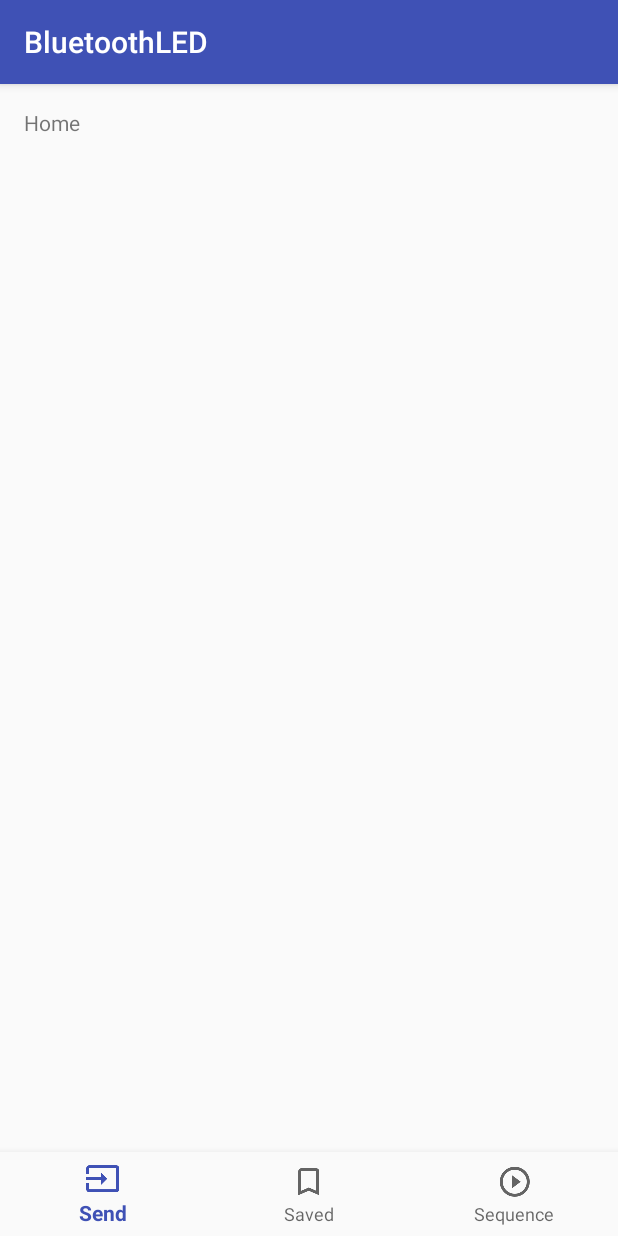
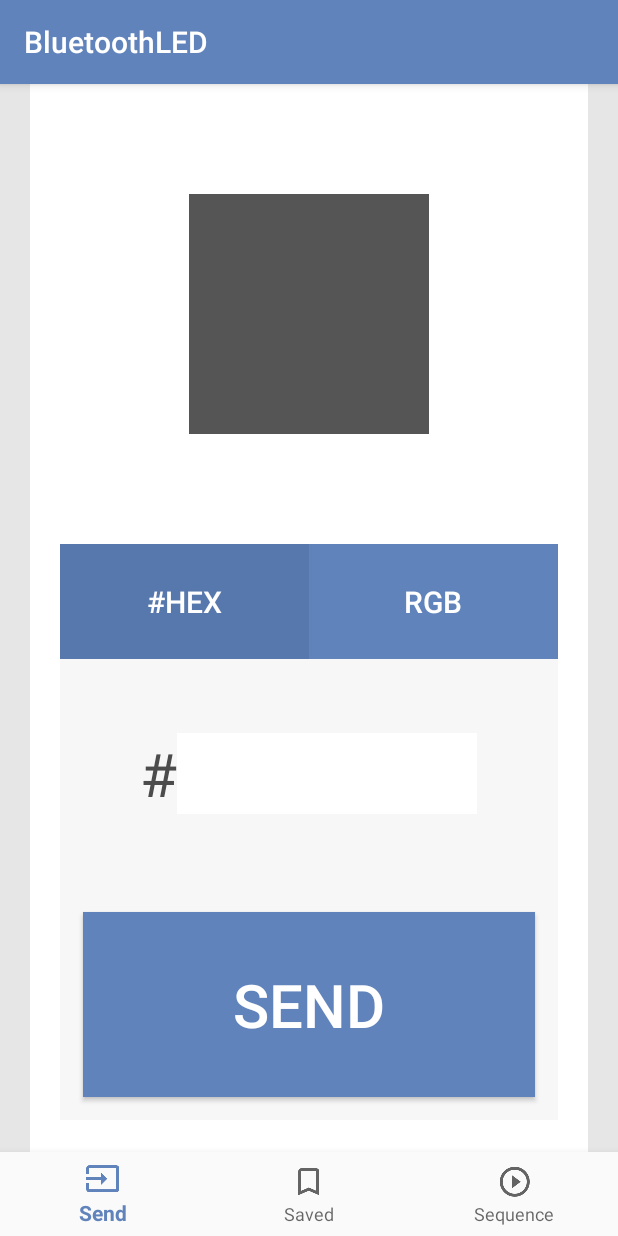
Before and after one commit to Calaxar/BluetoothLED, an Android app: the screen it shows after launch (MainActivity), on a phone screen of 412 x 824 dp. Run offline under Robolectric (Android 15) with nearby library versions, the phone set to English and light mode, and no system bars.

Commit message:
SendFragment class and xml created and implemented in MainActivity.

```diff
--- a/app/src/main/java/com/calaxar/bluetoothled/MainActivity.java
+++ b/app/src/main/java/com/calaxar/bluetoothled/MainActivity.java
@@ -4,29 +4,34 @@ import android.os.Bundle;
 import android.support.annotation.NonNull;
 import android.support.design.widget.BottomNavigationView;
 import android.support.v7.app.AppCompatActivity;
+import android.util.Log;
 import android.view.Menu;
 import android.view.MenuItem;
-import android.widget.TextView;
+
+import android.bluetooth.BluetoothAdapter;
+import android.bluetooth.BluetoothDevice;
+import android.bluetooth.BluetoothSocket;
 
 public class MainActivity extends AppCompatActivity {
 
-    private TextView mTextMessage;
+    private static final String TAG = "MainActivity";
+    static SendFragment sendFragment;
 
     private BottomNavigationView.OnNavigationItemSelectedListener mOnNavigationItemSelectedListener
             = new BottomNavigationView.OnNavigationItemSelectedListener() {
 
         @Override
         public boolean onNavigationItemSelected(@NonNull MenuItem item) {
+                if (findViewById(R.id.fragment) != null) {
                     switch (item.getItemId()) {
                         case R.id.navigation_send:
-                    mTextMessage.setText(R.string.title_send);
+                            getFragmentManager().beginTransaction().replace(R.id.fragment, sendFragment).commit();
                             return true;
                         case R.id.navigation_saved:
-                    mTextMessage.setText(R.string.fill_saved);
                             return true;
                         case R.id.navigation_sequence:
-                    mTextMessage.setText(R.string.fill_sequence);
                             return true;
+                    }
                 }
             return false;
         }
@@ -37,8 +42,16 @@ public class MainActivity extends AppCompatActivity {
         super.onCreate(savedInstanceState);
         setContentView(R.layout.activity_main);
 
-        mTextMessage = (TextView) findViewById(R.id.message);
         BottomNavigationView navigation = (BottomNavigationView) findViewById(R.id.navigation);
         navigation.setOnNavigationItemSelectedListener(mOnNavigationItemSelectedListener);
+
+        if (findViewById(R.id.fragment) != null) {
+            sendFragment = new SendFragment();
+            getFragmentManager().beginTransaction().replace(R.id.fragment, sendFragment).commit();
         }
     }
+
+    public static void sendColor(int r, int g, int b) {
+        Log.d(TAG, "sendColor: " + r + g + b);
+    }
+}
--- /dev/null
+++ b/app/src/main/java/com/calaxar/bluetoothled/SendFragment.java
@@ -0,0 +1,191 @@
+package com.calaxar.bluetoothled;
+
+import android.app.Fragment;
+import android.os.Bundle;
+import android.support.annotation.Nullable;
+import android.text.Editable;
+import android.text.TextWatcher;
+import android.view.LayoutInflater;
+import android.view.View;
+import android.view.ViewGroup;
+import android.widget.Button;
+import android.widget.EditText;
+import android.widget.LinearLayout;
+import android.widget.TextView;
+import android.graphics.Color;
+
+/**
+ * Created by Calum on 23/12/2017.
+ */
+
+public class SendFragment extends Fragment {
+    private static final String TAG = "SendFragment";
+
+    private TextView colorView;
+    private Button hexButton;
+    private Button rgbButton;
+    private Button sendButton;
+    private LinearLayout hexLayout;
+    private LinearLayout rgbLayout;
+    private EditText hexEditText;
+    private EditText redEditText;
+    private EditText greenEditText;
+    private EditText blueEditText;
+    private int red = 0;
+    private int green = 0;
+    private int blue = 0;
+
+    @Nullable
+    @Override
+    public View onCreateView(LayoutInflater inflater, @Nullable ViewGroup container, Bundle savedInstanceState) {
+        //inflate view for fragment
+        View myFragmentView = inflater.inflate(R.layout.fragment_send, container, false);
+        return myFragmentView;
+    }
+
+    @Override
+    public void onStart() {
+        colorView = getView().findViewById(R.id.send_colour_preview);
+        hexButton = getView().findViewById(R.id.hex_button);
+        rgbButton = getView().findViewById(R.id.rgb_button);
+        sendButton = getView().findViewById(R.id.send_button);
+        hexLayout = getView().findViewById(R.id.hex_input_view);
+        rgbLayout = getView().findViewById(R.id.rgb_input_layout);
+        hexEditText = getView().findViewById(R.id.hex_input);
+        redEditText = getView().findViewById(R.id.red_input);
+        greenEditText = getView().findViewById(R.id.green_input);
+        blueEditText = getView().findViewById(R.id.blue_input);
+
+        hexButton.setOnClickListener(new View.OnClickListener() {
+            @Override
+            public void onClick(View view) {
+                rgbButton.setBackgroundColor(getResources().getColor(R.color.colorPrimary));
+                rgbButton.setEnabled(true);
+                rgbLayout.setVisibility(View.INVISIBLE);
+                hexButton.setBackgroundColor(getResources().getColor(R.color.colorPrimaryDark));
+                hexButton.setEnabled(false);
+                hexLayout.setVisibility(View.VISIBLE);
+            }
+        });
+
+        rgbButton.setOnClickListener(new View.OnClickListener() {
+            @Override
+            public void onClick(View view) {
+                hexButton.setBackgroundColor(getResources().getColor(R.color.colorPrimary));
+                hexButton.setEnabled(true);
+                hexLayout.setVisibility(View.INVISIBLE);
+                rgbButton.setBackgroundColor(getResources().getColor(R.color.colorPrimaryDark));
+                rgbButton.setEnabled(false);
+                rgbLayout.setVisibility(View.VISIBLE);
+            }
+        });
+
+        hexEditText.addTextChangedListener(new TextWatcher() {
+            @Override
+            public void beforeTextChanged(CharSequence charSequence, int i, int i1, int i2) {
+
+            }
+
+            @Override
+            public void onTextChanged(CharSequence charSequence, int i, int i1, int i2) {
+                if (charSequence.length() == 6) {
+                    int colours[] = getRGB(charSequence.toString());
+                    red = colours[0];
+                    green = colours[1];
+                    blue = colours[2];
+                    updatePreviewColour(red, green, blue);
+                }
+            }
+
+            @Override
+            public void afterTextChanged(Editable editable) {
+
+            }
+        });
+
+        redEditText.addTextChangedListener(new TextWatcher() {
+            @Override
+            public void beforeTextChanged(CharSequence charSequence, int i, int i1, int i2) {
+
+            }
+
+            @Override
+            public void onTextChanged(CharSequence charSequence, int i, int i1, int i2) {
+                if (charSequence.length() > 0) {
+                    red = Integer.parseInt(charSequence.toString());
+                    if (red > 255) red = 255;
+                    updatePreviewColour(red, green, blue);
+                }
+            }
+
+            @Override
+            public void afterTextChanged(Editable editable) {
+
+            }
+        });
+
+        greenEditText.addTextChangedListener(new TextWatcher() {
+            @Override
+            public void beforeTextChanged(CharSequence charSequence, int i, int i1, int i2) {
+
+            }
+
+            @Override
+            public void onTextChanged(CharSequence charSequence, int i, int i1, int i2) {
+                if (charSequence.length() > 0) {
+                    green = Integer.parseInt(charSequence.toString());
+                    if (green > 255) green = 255;
+                    updatePreviewColour(red, green, blue);
+                }
+            }
+
+            @Override
+            public void afterTextChanged(Editable editable) {
+
+            }
+        });
+
+        blueEditText.addTextChangedListener(new TextWatcher() {
+            @Override
+            public void beforeTextChanged(CharSequence charSequence, int i, int i1, int i2) {
+
+            }
+
+            @Override
+            public void onTextChanged(CharSequence charSequence, int i, int i1, int i2) {
+                if (charSequence.length() > 0) {
+                    blue = Integer.parseInt(charSequence.toString());
+                    if (blue > 255) blue = 255;
+                    updatePreviewColour(red, green, blue);
+                }
+            }
+
+            @Override
+            public void afterTextChanged(Editable editable) {
+
+            }
+        });
+
+        sendButton.setOnClickListener(new View.OnClickListener() {
+            @Override
+            public void onClick(View view) {
+                MainActivity.sendColor(red, green, blue);
+            }
+        });
+
+        super.onStart();
+    }
+
+    private int[] getRGB(final String rgb)
+    {
+        int r = Integer.parseInt(rgb.substring(0, 2), 16); // 16 for hex
+        int g = Integer.parseInt(rgb.substring(2, 4), 16); // 16 for hex
+        int b = Integer.parseInt(rgb.substring(4, 6), 16); // 16 for hex
+        return new int[] {r, g, b};
+    }
+
+    private void updatePreviewColour(int r, int g, int b) {
+        int color = Color.rgb(r, g, b);
+        colorView.setBackgroundColor(color);
+    }
+}
--- a/app/src/main/res/layout/activity_main.xml
+++ b/app/src/main/res/layout/activity_main.xml
@@ -7,16 +7,12 @@
     android:layout_height="match_parent"
     tools:context="com.calaxar.bluetoothled.MainActivity">
 
-    <TextView
-        android:id="@+id/message"
-        android:layout_width="wrap_content"
-        android:layout_height="wrap_content"
-        android:layout_marginLeft="@dimen/activity_horizontal_margin"
-        android:layout_marginStart="@dimen/activity_horizontal_margin"
-        android:layout_marginTop="@dimen/activity_vertical_margin"
-        android:text="@string/fill_send"
-        app:layout_constraintLeft_toLeftOf="parent"
-        app:layout_constraintTop_toTopOf="parent" />
+    <fragment
+        android:layout_width="match_parent"
+        android:layout_height="match_parent"
+        android:id="@+id/fragment"
+        android:name="com.calaxar.bluetoothled.SendFragment"
+        tools:layout="@layout/fragment_send" />
 
     <android.support.design.widget.BottomNavigationView
         android:id="@+id/navigation"
--- /dev/null
+++ b/app/src/main/res/layout/fragment_send.xml
@@ -0,0 +1,169 @@
+<?xml version="1.0" encoding="utf-8"?>
+<android.support.constraint.ConstraintLayout xmlns:android="http://schemas.android.com/apk/res/android"
+    android:layout_width="match_parent"
+    android:layout_height="match_parent"
+    xmlns:tools="http://schemas.android.com/tools"
+    android:background="#E6E6E6"
+    tools:context="com.calaxar.bluetoothled.SendFragment">
+    <LinearLayout
+        android:layout_width="match_parent"
+        android:layout_height="match_parent"
+        android:orientation="vertical"
+        android:background="@color/white"
+        android:weightSum="100"
+        android:layout_marginLeft="@dimen/fragment_horizontal_margin"
+        android:layout_marginRight="@dimen/fragment_horizontal_margin">
+        <RelativeLayout
+            android:layout_width="match_parent"
+            android:layout_height="0dp"
+            android:layout_weight="40">
+            <TextView
+                android:id="@+id/send_colour_preview"
+                android:layout_width="160dp"
+                android:layout_height="160dp"
+                android:layout_centerInParent="true"
+                android:background="#555555"/>
+        </RelativeLayout>
+
+        <LinearLayout
+            android:layout_width="match_parent"
+            android:layout_height="0dp"
+            android:layout_weight="50"
+            android:layout_marginLeft="@dimen/fragment_horizontal_margin"
+            android:layout_marginRight="@dimen/fragment_horizontal_margin"
+            android:orientation="vertical"
+            android:weightSum="50"
+            android:background="#F7F7F7">
+            <LinearLayout
+                android:layout_width="match_parent"
+                android:layout_height="0dp"
+                android:layout_weight="10"
+                android:weightSum="2"
+                android:orientation="horizontal">
+                <Button
+                    android:layout_width="0dp"
+                    android:layout_height="match_parent"
+                    android:layout_weight="1"
+                    android:id="@+id/hex_button"
+                    android:textSize="@dimen/input_button_text_size"
+                    android:textColor="@color/white"
+                    android:background="@color/colorPrimaryDark"
+                    android:text="#HEX"/>
+                <Button
+                    android:layout_width="0dp"
+                    android:layout_height="match_parent"
+                    android:layout_weight="1"
+                    android:id="@+id/rgb_button"
+                    android:textSize="@dimen/input_button_text_size"
+                    android:textColor="@color/white"
+                    android:background="@color/colorPrimary"
+                    android:text="RGB"/>
+            </LinearLayout>
+            <RelativeLayout
+                android:layout_width="match_parent"
+                android:layout_height="0dp"
+                android:layout_weight="20"
+                android:orientation="horizontal"
+                android:gravity="center"
+                android:layout_gravity="center">
+                <LinearLayout
+                    android:layout_width="match_parent"
+                    android:layout_height="match_parent"
+                    android:id="@+id/hex_input_view"
+                    android:gravity="center">
+                    <TextView
+                        android:layout_width="wrap_content"
+                        android:layout_height="wrap_content"
+                        android:text="#"
+                        android:textColor="@color/greyBlack"
+                        android:textSize="@dimen/hex_text_size"
+                        android:layout_centerVertical="true"/>
+                    <EditText
+                        android:layout_width="200dp"
+                        android:layout_height="wrap_content"
+                        android:id="@+id/hex_input"
+                        android:inputType="textNoSuggestions|textCapCharacters"
+                        android:digits="0123456789ABCDEF"
+                        android:textColor="@color/greyBlack"
+                        android:textSize="@dimen/hex_text_size"
+                        android:background="@color/white"
+                        android:maxLength="6"/>
+                </LinearLayout>
+                <LinearLayout
+                    android:layout_width="match_parent"
+                    android:layout_height="match_parent"
+                    android:id="@+id/rgb_input_layout"
+                    android:gravity="center"
+                    android:visibility="invisible">
+                    <TextView
+                        android:layout_width="wrap_content"
+                        android:layout_height="wrap_content"
+                        android:text="R:"
+                        android:textColor="@color/greyBlack"
+                        android:textSize="@dimen/rgb_text_size"/>
+                    <EditText
+                        android:layout_width="@dimen/rgb_input_width"
+                        android:layout_height="wrap_content"
+                        android:id="@+id/red_input"
+                        android:background="@color/white"
+                        android:textColor="@color/greyBlack"
+                        android:textSize="@dimen/rgb_text_size"
+                        android:inputType="number"
+                        android:maxLength="3"/>
+                    <TextView
+                        android:layout_width="wrap_content"
+                        android:layout_height="wrap_content"
+                        android:text="G:"
+                        android:textColor="@color/greyBlack"
+                        android:textSize="@dimen/rgb_text_size"/>
+                    <EditText
+                        android:layout_width="@dimen/rgb_input_width"
+                        android:layout_height="wrap_content"
+                        android:id="@+id/green_input"
+                        android:background="@color/white"
+                        android:textColor="@color/greyBlack"
+                        android:textSize="@dimen/rgb_text_size"
+                        android:inputType="number"
+                        android:maxLength="3"/>
+                    <TextView
+                        android:layout_width="wrap_content"
+                        android:layout_height="wrap_content"
+                        android:text="B:"
+                        android:textColor="@color/greyBlack"
+                        android:textSize="@dimen/rgb_text_size"/>
+                    <EditText
+                        android:layout_width="@dimen/rgb_input_width"
+                        android:layout_height="wrap_content"
+                        android:id="@+id/blue_input"
+                        android:background="@color/white"
+                        android:textColor="@color/greyBlack"
+                        android:textSize="@dimen/rgb_text_size"
+                        android:inputType="number"
+                        android:maxLength="3"/>
+                </LinearLayout>
+            </RelativeLayout>
+
+            <RelativeLayout
+                android:layout_width="match_parent"
+                android:layout_height="0dp"
+                android:layout_weight="20">
+                <Button
+                    android:layout_width="match_parent"
+                    android:layout_height="match_parent"
+                    android:layout_margin="15dp"
+                    android:id="@+id/send_button"
+                    android:textColor="@color/white"
+                    android:background="@color/colorPrimary"
+                    android:text="send"
+                    android:textSize="40sp"/>
+            </RelativeLayout>
+
+        </LinearLayout>
+
+        <Space
+            android:layout_width="match_parent"
+            android:layout_height="0dp"
+            android:layout_weight="10"/>
+    </LinearLayout>
+
+</android.support.constraint.ConstraintLayout>
--- a/app/src/main/res/values/colors.xml
+++ b/app/src/main/res/values/colors.xml
@@ -1,6 +1,8 @@
 <?xml version="1.0" encoding="utf-8"?>
 <resources>
-    <color name="colorPrimary">#3F51B5</color>
-    <color name="colorPrimaryDark">#303F9F</color>
+    <color name="colorPrimary">#6083BB</color>
+    <color name="colorPrimaryDark">#5778AD</color>
     <color name="colorAccent">#FF4081</color>
+    <color name="white">#FFFFFF</color>
+    <color name="greyBlack">#4C4C4C</color>
 </resources>
--- a/app/src/main/res/values/dimens.xml
+++ b/app/src/main/res/values/dimens.xml
@@ -2,4 +2,9 @@
     <!-- Default screen margins, per the Android Design guidelines. -->
     <dimen name="activity_horizontal_margin">16dp</dimen>
     <dimen name="activity_vertical_margin">16dp</dimen>
+    <dimen name="fragment_horizontal_margin">20dp</dimen>
+    <dimen name="rgb_text_size">30sp</dimen>
+    <dimen name="hex_text_size">40sp</dimen>
+    <dimen name="input_button_text_size">20sp</dimen>
+    <dimen name="rgb_input_width">70dp</dimen>
 </resources>
```
Lines whose indentation alone changed are shown as unchanged.
